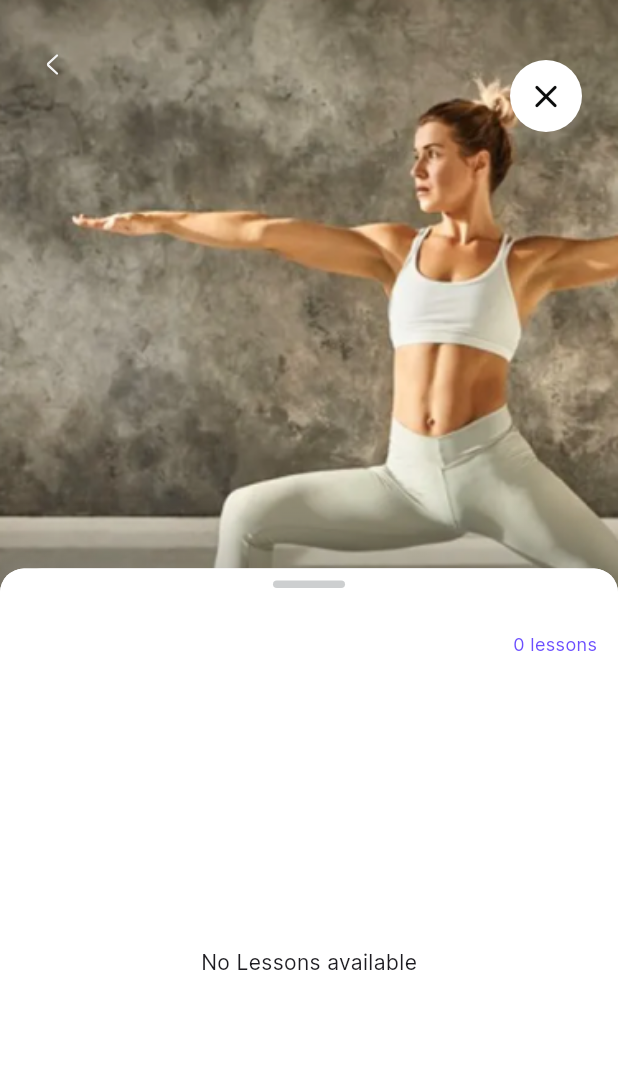
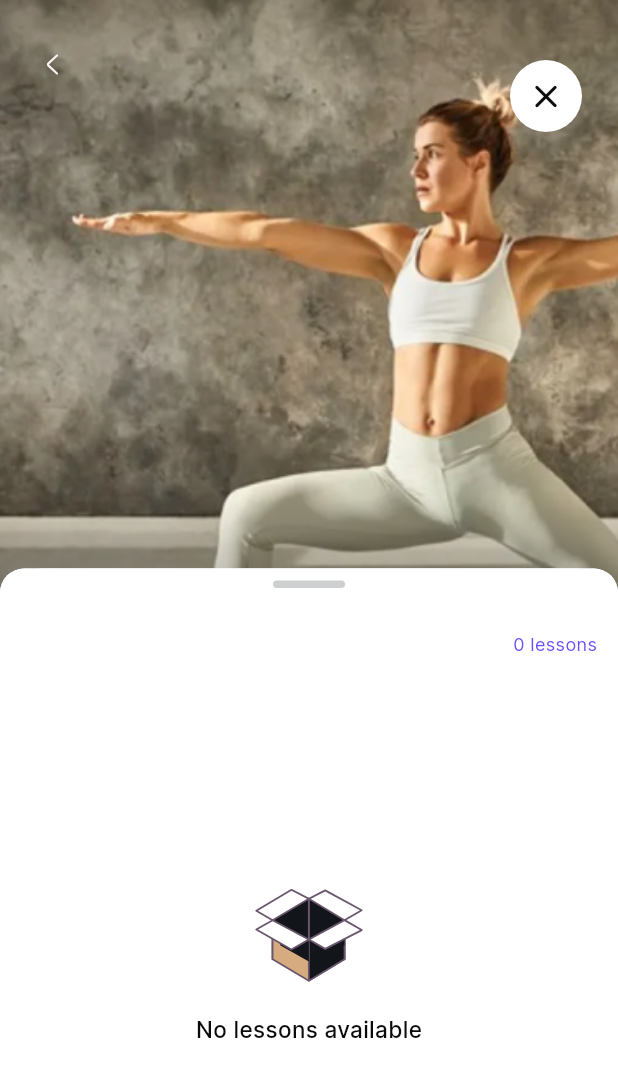
Before and after one commit to AnuradhaDev96/yoga_mobile, a Flutter app: the LessonsListPage screen opened directly with empty values, on a phone screen of 412 x 824 dp. Shown: the top 1077 px of the screen. Run offline on Flutter 3.47's test engine with Material 2 defaults, Android fonts, the phone set to English and light mode, and no system bars; our stand-ins replace another_flushbar, cached_network_image, equatable, flutter_bloc, flutter_svg, get_it and 2 more; accounts and stored records are empty.

Commit message:
KY-04 Lesson list page implementation

```diff
--- a/lib/presentation/views/lessons_list_page/lessons_list_page.dart
+++ b/lib/presentation/views/lessons_list_page/lessons_list_page.dart
@@ -4,6 +4,7 @@ import 'package:flutter_svg/flutter_svg.dart';
 import '../../../domain/models/session/session_model.dart';
 import '../../../utils/constants/app_colors.dart';
 import '../../../utils/constants/assets.dart';
+import '../../widgets/list_placeholder.dart';
 
 class LessonsListPage extends StatefulWidget {
   const LessonsListPage({super.key, required this.sessionData});
@@ -252,7 +253,7 @@ class _LessonsListPageState extends State<LessonsListPage> {
                   separatorBuilder: (context, index) => const SizedBox(height: 23),
                   itemCount: widget.sessionData.lessons!.length,
                 )
-              : const Center(child: Text('No Lessons available')),
+              : const ListPlaceHolder(placeHolderText: 'No lessons available'),
         ),
       ],
     );
--- /dev/null
+++ b/lib/presentation/widgets/list_placeholder.dart
@@ -0,0 +1,36 @@
+import 'package:flutter/material.dart';
+import 'package:flutter_svg/svg.dart';
+
+import '../../utils/constants/app_colors.dart';
+import '../../utils/constants/assets.dart';
+
+class ListPlaceHolder extends StatelessWidget {
+  const ListPlaceHolder({super.key, required this.placeHolderText});
+
+  final String placeHolderText;
+
+  @override
+  Widget build(BuildContext context) {
+    return Center(
+      child: Column(
+        mainAxisAlignment: MainAxisAlignment.center,
+        children: [
+          SvgPicture.asset(
+            Assets.emptyListIcon,
+            width: 75,
+            fit: BoxFit.fitWidth,
+          ),
+          const SizedBox(height: 15),
+          Text(
+            placeHolderText,
+            style: const TextStyle(
+              color: AppColors.black1,
+              fontSize: 15,
+              fontWeight: FontWeight.w500,
+            ),
+          ),
+        ],
+      ),
+    );
+  }
+}
--- a/lib/utils/constants/assets.dart
+++ b/lib/utils/constants/assets.dart
@@ -14,6 +14,7 @@ abstract class Assets {
   static const playerPlayButton = 'assets/svg/player_play_button.svg';
   static const playerJumpForward = 'assets/svg/player_jump_forward.svg';
   static const playerJumpBackward = 'assets/svg/player_jump_backward.svg';
+  static const emptyListIcon = 'assets/svg/empty_list_icon.svg';
 
   // lottie
   static const loadingDots = 'assets/lottie/loading_dots.json';
```
Also changed, not shown: assets/svg/empty_list_icon.svg (added).
